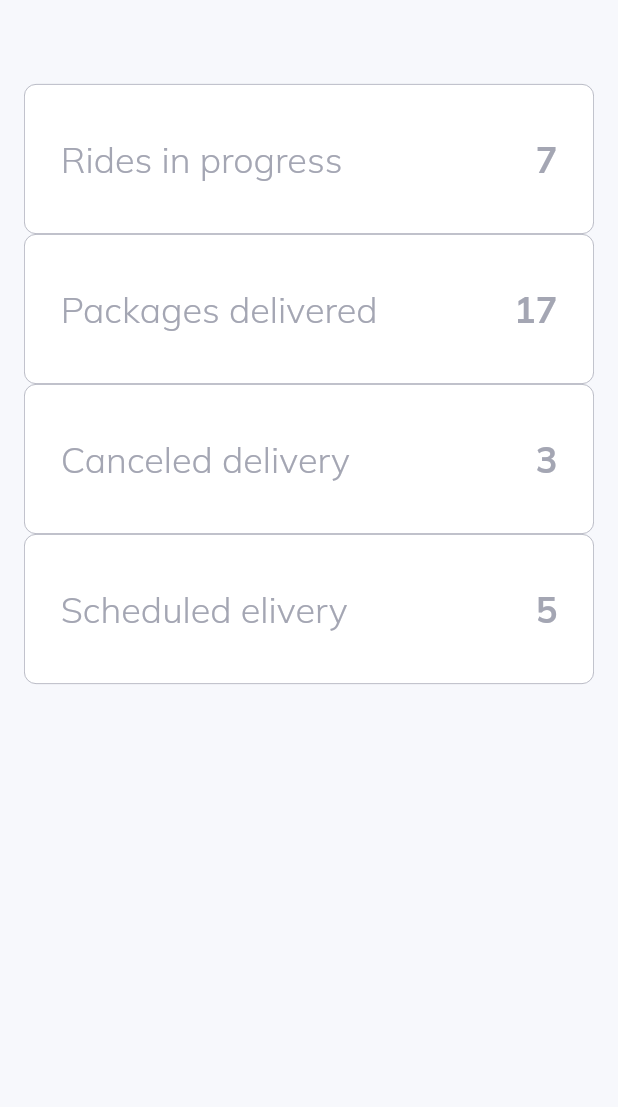
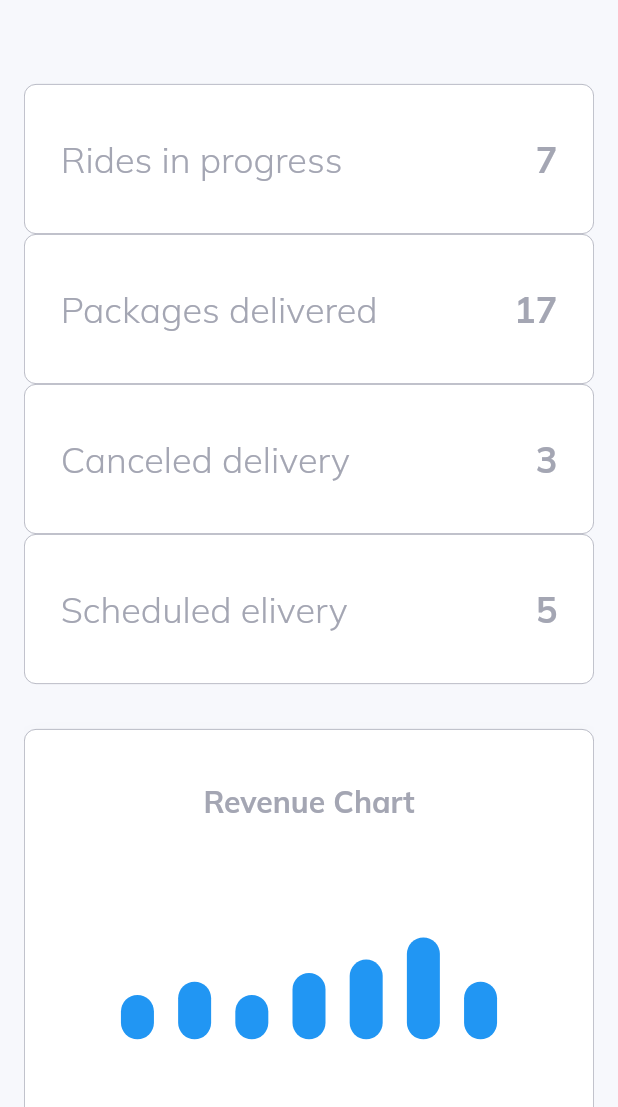
Before and after one commit to lucasrodrigues062/flutter_dashboard, a Flutter app: the screen it shows after launch, on a phone screen of 412 x 824 dp, the part 129-1236 px from its top. Run offline on Flutter 3.47's test engine with Material 2 defaults, Android fonts, the phone set to English and light mode, and no system bars; drawn by our look-alikes of fl_chart; our stand-ins replace get, google_fonts.

Commit message:
Criado exemplo de graficos

```diff
--- a/lib/pages/overview/overview_page.dart
+++ b/lib/pages/overview/overview_page.dart
@@ -4,6 +4,8 @@ import 'package:flutter_dashboard/helpers/responsive_widget.dart';
 import 'package:flutter_dashboard/pages/overview/widgets/overview_cards_large.dart';
 import 'package:flutter_dashboard/pages/overview/widgets/overview_cards_medium.dart';
 import 'package:flutter_dashboard/pages/overview/widgets/overview_cards_small.dart';
+import 'package:flutter_dashboard/pages/overview/widgets/revenue_section_large.dart';
+import 'package:flutter_dashboard/pages/overview/widgets/revenue_section_small.dart';
 import 'package:flutter_dashboard/widgets/custom_text.dart';
 import 'package:get/get.dart';
 
@@ -38,9 +40,14 @@ class OverviewPage extends StatelessWidget {
                   ResponsiveWidget.isCustomSize(context))
                 const OverviewCardsMedium()
               else
-              const OverviewCardsSmall()
+                const OverviewCardsSmall(),
+              if (!ResponsiveWidget.isSmallScreen(context))
+                const RevenueSectionLarge()
+              else
+                const RevenueSectionSmall()
             ],
-        ))
+          ),
+        ),
       ],
     );
   }
--- /dev/null
+++ b/lib/pages/overview/widgets/bar_chart.dart
@@ -0,0 +1,334 @@
+import 'dart:async';
+import 'dart:math';
+
+import 'package:fl_chart/fl_chart.dart';
+import 'package:flutter/material.dart';
+
+class BarChartSample1 extends StatefulWidget {
+  const BarChartSample1({super.key});
+
+  final Color barBackgroundColor = Colors.white;
+  final Color barColor = Colors.blue;
+  final Color touchedBarColor = Colors.pink;
+
+  @override
+  State<StatefulWidget> createState() => BarChartSample1State();
+}
+
+class BarChartSample1State extends State<BarChartSample1> {
+  final Duration animDuration = const Duration(milliseconds: 250);
+
+  int touchedIndex = -1;
+
+  bool isPlaying = false;
+
+  @override
+  Widget build(BuildContext context) {
+    return AspectRatio(
+      aspectRatio: 1,
+      child: Stack(
+        children: <Widget>[
+          Padding(
+            padding: const EdgeInsets.all(16),
+            child: Column(
+              crossAxisAlignment: CrossAxisAlignment.stretch,
+              children: <Widget>[
+                Expanded(
+                  child: Padding(
+                    padding: const EdgeInsets.symmetric(horizontal: 8),
+                    child: BarChart(
+                      isPlaying ? randomData() : mainBarData(),
+                      swapAnimationDuration: animDuration,
+                    ),
+                  ),
+                ),
+                const SizedBox(
+                  height: 12,
+                ),
+              ],
+            ),
+          ),
+        ],
+      ),
+    );
+  }
+
+  BarChartGroupData makeGroupData(
+    int x,
+    double y, {
+    bool isTouched = false,
+    Color? barColor,
+    double width = 22,
+    List<int> showTooltips = const [],
+  }) {
+    barColor ??= widget.barColor;
+    return BarChartGroupData(
+      x: x,
+      barRods: [
+        BarChartRodData(
+          toY: isTouched ? y + 1 : y,
+          color: isTouched ? widget.touchedBarColor : barColor,
+          width: width,
+          borderSide: isTouched
+              ? const BorderSide(color: Colors.black)
+              : const BorderSide(color: Colors.white, width: 0),
+          backDrawRodData: BackgroundBarChartRodData(
+            show: true,
+            toY: 20,
+            color: widget.barBackgroundColor,
+          ),
+        ),
+      ],
+      showingTooltipIndicators: showTooltips,
+    );
+  }
+
+  List<BarChartGroupData> showingGroups() => List.generate(7, (i) {
+        switch (i) {
+          case 0:
+            return makeGroupData(0, 5, isTouched: i == touchedIndex);
+          case 1:
+            return makeGroupData(1, 6.5, isTouched: i == touchedIndex);
+          case 2:
+            return makeGroupData(2, 5, isTouched: i == touchedIndex);
+          case 3:
+            return makeGroupData(3, 7.5, isTouched: i == touchedIndex);
+          case 4:
+            return makeGroupData(4, 9, isTouched: i == touchedIndex);
+          case 5:
+            return makeGroupData(5, 11.5, isTouched: i == touchedIndex);
+          case 6:
+            return makeGroupData(6, 6.5, isTouched: i == touchedIndex);
+          default:
+            return throw Error();
+        }
+      });
+
+  BarChartData mainBarData() {
+    return BarChartData(
+      barTouchData: BarTouchData(
+        touchTooltipData: BarTouchTooltipData(
+          tooltipBgColor: Colors.blueGrey,
+          getTooltipItem: (group, groupIndex, rod, rodIndex) {
+            String weekDay;
+            switch (group.x) {
+              case 0:
+                weekDay = 'Monday';
+                break;
+              case 1:
+                weekDay = 'Tuesday';
+                break;
+              case 2:
+                weekDay = 'Wednesday';
+                break;
+              case 3:
+                weekDay = 'Thursday';
+                break;
+              case 4:
+                weekDay = 'Friday';
+                break;
+              case 5:
+                weekDay = 'Saturday';
+                break;
+              case 6:
+                weekDay = 'Sunday';
+                break;
+              default:
+                throw Error();
+            }
+            return BarTooltipItem(
+              '$weekDay\n',
+              const TextStyle(
+                color: Colors.white,
+                fontWeight: FontWeight.bold,
+                fontSize: 18,
+              ),
+              children: <TextSpan>[
+                TextSpan(
+                  text: (rod.toY - 1).toString(),
+                  style: TextStyle(
+                    color: widget.touchedBarColor,
+                    fontSize: 16,
+                    fontWeight: FontWeight.w500,
+                  ),
+                ),
+              ],
+            );
+          },
+        ),
+        touchCallback: (FlTouchEvent event, barTouchResponse) {
+          setState(() {
+            if (!event.isInterestedForInteractions ||
+                barTouchResponse == null ||
+                barTouchResponse.spot == null) {
+              touchedIndex = -1;
+              return;
+            }
+            touchedIndex = barTouchResponse.spot!.touchedBarGroupIndex;
+          });
+        },
+      ),
+      titlesData: FlTitlesData(
+        show: true,
+        rightTitles: AxisTitles(
+          sideTitles: SideTitles(showTitles: false),
+        ),
+        topTitles: AxisTitles(
+          sideTitles: SideTitles(showTitles: false),
+        ),
+        bottomTitles: AxisTitles(
+          sideTitles: SideTitles(
+            showTitles: true,
+            getTitlesWidget: getTitles,
+            reservedSize: 38,
+          ),
+        ),
+        leftTitles: AxisTitles(
+          sideTitles: SideTitles(
+            showTitles: false,
+          ),
+        ),
+      ),
+      borderData: FlBorderData(
+        show: false,
+      ),
+      barGroups: showingGroups(),
+      gridData: FlGridData(show: false),
+    );
+  }
+
+  Widget getTitles(double value, TitleMeta meta) {
+    const style = TextStyle(
+      color: Colors.white,
+      fontWeight: FontWeight.bold,
+      fontSize: 14,
+    );
+    Widget text;
+    switch (value.toInt()) {
+      case 0:
+        text = const Text('M', style: style);
+        break;
+      case 1:
+        text = const Text('T', style: style);
+        break;
+      case 2:
+        text = const Text('W', style: style);
+        break;
+      case 3:
+        text = const Text('T', style: style);
+        break;
+      case 4:
+        text = const Text('F', style: style);
+        break;
+      case 5:
+        text = const Text('S', style: style);
+        break;
+      case 6:
+        text = const Text('S', style: style);
+        break;
+      default:
+        text = const Text('', style: style);
+        break;
+    }
+    return SideTitleWidget(
+      axisSide: meta.axisSide,
+      space: 16,
+      child: text,
+    );
+  }
+
+  BarChartData randomData() {
+    return BarChartData(
+      barTouchData: BarTouchData(
+        enabled: false,
+      ),
+      titlesData: FlTitlesData(
+        show: true,
+        bottomTitles: AxisTitles(
+          sideTitles: SideTitles(
+            showTitles: true,
+            getTitlesWidget: getTitles,
+            reservedSize: 38,
+          ),
+        ),
+        leftTitles: AxisTitles(
+          sideTitles: SideTitles(
+            showTitles: false,
+          ),
+        ),
+        topTitles: AxisTitles(
+          sideTitles: SideTitles(
+            showTitles: false,
+          ),
+        ),
+        rightTitles: AxisTitles(
+          sideTitles: SideTitles(
+            showTitles: false,
+          ),
+        ),
+      ),
+      borderData: FlBorderData(
+        show: false,
+      ),
+      barGroups: List.generate(7, (i) {
+        switch (i) {
+          case 0:
+            return makeGroupData(
+              0,
+              Random().nextInt(15).toDouble() + 6,
+              barColor: Colors.purple,
+            );
+          case 1:
+            return makeGroupData(
+              1,
+              Random().nextInt(15).toDouble() + 6,
+              barColor: Colors.purple,
+            );
+          case 2:
+            return makeGroupData(
+              2,
+              Random().nextInt(15).toDouble() + 6,
+              barColor: Colors.purple,
+            );
+          case 3:
+            return makeGroupData(
+              3,
+              Random().nextInt(15).toDouble() + 6,
+              barColor: Colors.purple,
+            );
+          case 4:
+            return makeGroupData(
+              4,
+              Random().nextInt(15).toDouble() + 6,
+              barColor: Colors.purple,
+            );
+          case 5:
+            return makeGroupData(
+              5,
+              Random().nextInt(15).toDouble() + 6,
+              barColor: Colors.purple,
+            );
+          case 6:
+            return makeGroupData(
+              6,
+              Random().nextInt(15).toDouble() + 6,
+              barColor: Colors.purple,
+            );
+          default:
+            return throw Error();
+        }
+      }),
+      gridData: FlGridData(show: false),
+    );
+  }
+
+  Future<dynamic> refreshState() async {
+    setState(() {});
+    await Future<dynamic>.delayed(
+      animDuration + const Duration(milliseconds: 50),
+    );
+    if (isPlaying) {
+      await refreshState();
+    }
+  }
+}
--- /dev/null
+++ b/lib/pages/overview/widgets/revenue_section_small.dart
@@ -0,0 +1,89 @@
+import 'package:flutter/material.dart';
+import 'package:flutter_dashboard/constants/style.dart';
+import 'package:flutter_dashboard/pages/overview/widgets/bar_chart.dart';
+import 'package:flutter_dashboard/pages/overview/widgets/revenue_info.dart';
+import 'package:flutter_dashboard/widgets/custom_text.dart';
+
+class RevenueSectionSmall extends StatelessWidget {
+  const RevenueSectionSmall({Key? key}) : super(key: key);
+
+  @override
+  Widget build(BuildContext context) {
+    return Container(
+      padding: const EdgeInsets.all(24),
+      margin: const EdgeInsets.symmetric(vertical: 30),
+      decoration: BoxDecoration(
+        color: Colors.white,
+        borderRadius: BorderRadius.circular(8),
+        boxShadow: [
+          BoxShadow(
+            offset: const Offset(0, 6),
+            color: lightGrey.withOpacity(.1),
+            blurRadius: 12,
+          ),
+        ],
+        border: Border.all(color: lightGrey, width: .5),
+      ),
+      child: Column(
+        children: [
+          SizedBox(
+            height: 260,
+            child: Column(
+              mainAxisAlignment: MainAxisAlignment.spaceEvenly,
+              children: const [
+                CustomText(
+                  text: 'Revenue Chart',
+                  size: 20,
+                  weight: FontWeight.bold,
+                  color: lightGrey,
+                ),
+                SizedBox(
+                  width: 600,
+                  height: 200,
+                  child: BarChartSample1(),
+                )
+              ],
+            ),
+          ),
+          Container(
+            width: 120,
+            height: 1,
+            color: lightGrey,
+          ),
+          SizedBox(
+            height: 260,
+            child: Column(
+              mainAxisAlignment: MainAxisAlignment.spaceEvenly,
+              children: [
+                Row(
+                  children: const [
+                    RevenueInfo(
+                      title: 'Today revenue',
+                      amount: '15',
+                    ),
+                    RevenueInfo(
+                      title: 'last 7 days',
+                      amount: '150',
+                    )
+                  ],
+                ),
+                Row(
+                  children: const [
+                    RevenueInfo(
+                      title: 'last 30 days',
+                      amount: '1200',
+                    ),
+                    RevenueInfo(
+                      title: 'last 90 days',
+                      amount: '1500',
+                    )
+                  ],
+                ),
+              ],
+            ),
+          )
+        ],
+      ),
+    );
+  }
+}
--- a/pubspec.yaml
+++ b/pubspec.yaml
@@ -32,6 +32,7 @@ dependencies:
     sdk: flutter
   google_fonts: ^4.0.1
   data_table_2: ^2.3.10
+  fl_chart: ^0.60.0
 
 
 
```
Also changed, not shown: lib/pages/overview/widgets/revenue_info.dart (added, +33 -0 lines), lib/pages/overview/widgets/revenue_section_large.dart (added, +85 -0 lines), pubspec.lock. Lines whose indentation alone changed are shown as unchanged.
